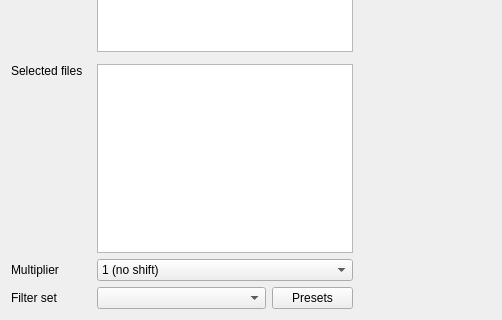
First picture: the form in src/pcot/assets/inputmultifile.ui, repository AU-ExoMars/PCOT, before the edit; both pictures show x 0 to 502 and y 282 to 602 of the 1011 by 602 pixel window.
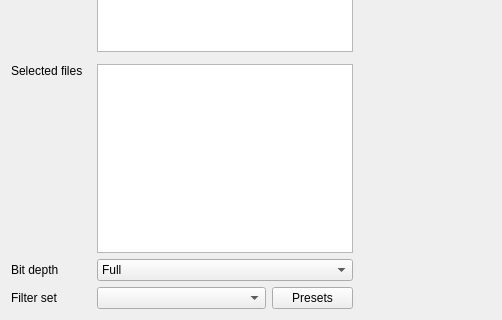
Second picture: the form after the edit. Custom widgets are drawn as their Qt base class.

Commit message: "Mult" multiplier option (a simple bit shift) removed from multifile and replaced with "bit depth".

Patch:
```diff
--- a/src/pcot/assets/inputmultifile.ui
+++ b/src/pcot/assets/inputmultifile.ui
@@ -25,7 +25,7 @@
     <widget class="QComboBox" name="mult">
      <item>
       <property name="text">
-       <string>1 (no shift)</string>
+       <string>Full</string>
       </property>
      </item>
      <item>
@@ -80,7 +80,7 @@
    <item row="8" column="0">
     <widget class="QLabel" name="label_4">
      <property name="text">
-      <string>Multiplier</string>
+      <string>Bit depth</string>
      </property>
     </widget>
    </item>
```
Left out of the diff: 41 changed lines with no effect on the pictures. The commit also changes 5 other files.
